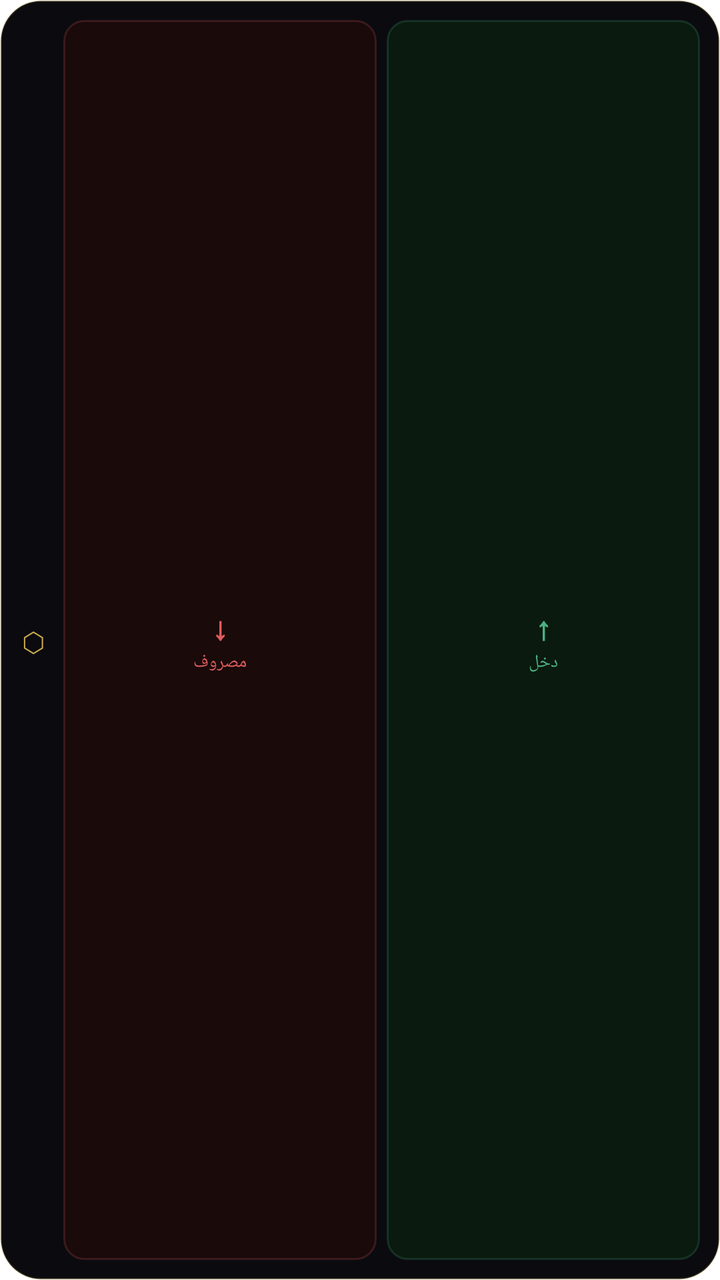
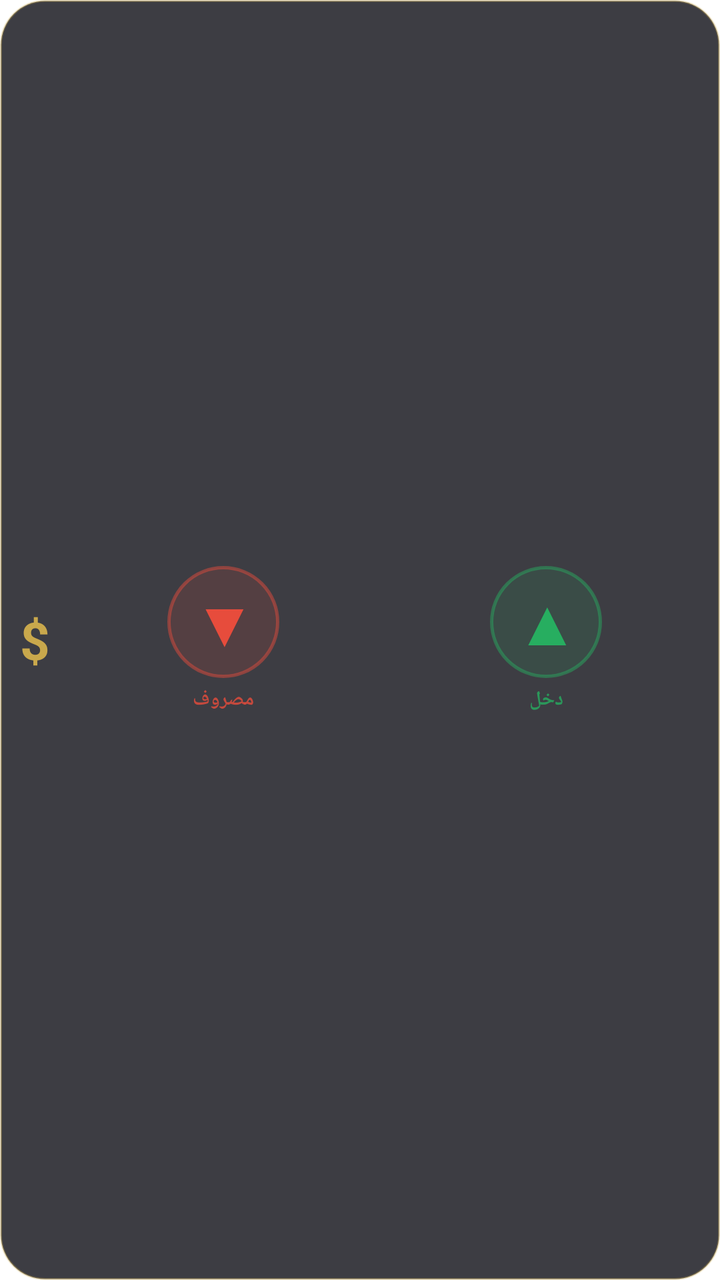

Before-and-after screenshots of an Android layout around one commit, followed by the original layout XML and the change that was made.
<!-- AndroidManifest.xml: application theme LaunchTheme -->
<!-- res/layout/widget_quick.xml -->
<?xml version="1.0" encoding="utf-8"?>
<LinearLayout xmlns:android="http://schemas.android.com/apk/res/android"
    android:layout_width="match_parent"
    android:layout_height="match_parent"
    android:orientation="horizontal"
    android:background="@drawable/widget_bg"
    android:padding="10dp"
    android:gravity="center_vertical">

    
    <TextView
        android:layout_width="wrap_content"
        android:layout_height="wrap_content"
        android:text="⬡"
        android:textColor="#C9A84C"
        android:textSize="18sp"
        android:layout_marginEnd="8dp"/>

    
    <LinearLayout
        android:id="@+id/btn_expense"
        android:layout_width="0dp"
        android:layout_height="match_parent"
        android:layout_weight="1"
        android:layout_marginEnd="5dp"
        android:orientation="vertical"
        android:background="@drawable/widget_btn_expense"
        android:gravity="center">
        <TextView
            android:layout_width="wrap_content"
            android:layout_height="wrap_content"
            android:text="↓"
            android:textColor="#E05C5C"
            android:textSize="16sp"
            android:textStyle="bold"/>
        <TextView
            android:layout_width="wrap_content"
            android:layout_height="wrap_content"
            android:text="مصروف"
            android:textColor="#E05C5C"
            android:textSize="9sp"/>
    </LinearLayout>

    
    <LinearLayout
        android:id="@+id/btn_income"
        android:layout_width="0dp"
        android:layout_height="match_parent"
        android:layout_weight="1"
        android:orientation="vertical"
        android:background="@drawable/widget_btn_income"
        android:gravity="center">
        <TextView
            android:layout_width="wrap_content"
            android:layout_height="wrap_content"
            android:text="↑"
            android:textColor="#4CAF82"
            android:textSize="16sp"
            android:textStyle="bold"/>
        <TextView
            android:layout_width="wrap_content"
            android:layout_height="wrap_content"
            android:text="دخل"
            android:textColor="#4CAF82"
            android:textSize="9sp"/>
    </LinearLayout>

</LinearLayout>
<!-- resources referenced by this layout -->
<resources>
  <!-- drawable widget_bg (drawable) -->
  <?xml version="1.0" encoding="utf-8"?>
  <shape xmlns:android="http://schemas.android.com/apk/res/android">
      <solid android:color="#0A0A0F"/>
      <corners android:radius="20dp"/>
      <stroke android:width="1dp" android:color="#2DC9A84C"/>
  </shape>
  <!-- drawable widget_btn_expense (drawable) -->
  <?xml version="1.0" encoding="utf-8"?>
  <shape xmlns:android="http://schemas.android.com/apk/res/android">
      <solid android:color="#1A0A0A"/>
      <corners android:radius="10dp"/>
      <stroke android:width="1dp" android:color="#33E05C5C"/>
  </shape>
  <!-- drawable widget_btn_income (drawable) -->
  <?xml version="1.0" encoding="utf-8"?>
  <shape xmlns:android="http://schemas.android.com/apk/res/android">
      <solid android:color="#0A1A0F"/>
      <corners android:radius="10dp"/>
      <stroke android:width="1dp" android:color="#334CAF82"/>
  </shape>
  <style name="LaunchTheme" parent="@android:style/Theme.Light.NoTitleBar">
          
          <item name="android:windowBackground">@drawable/launch_background</item>
      </style>
  <!-- drawable launch_background (drawable) -->
  <?xml version="1.0" encoding="utf-8"?>
  <layer-list xmlns:android="http://schemas.android.com/apk/res/android">
      <item android:drawable="@android:color/white" />
  
      
      
  </layer-list>
</resources>

<!-- the commit's change to res/layout/widget_quick.xml (unified diff, before → after) -->
@@ -1,5 +1,6 @@
 <?xml version="1.0" encoding="utf-8"?>
 <LinearLayout xmlns:android="http://schemas.android.com/apk/res/android"
+    android:id="@+id/widget_quick_root"
     android:layout_width="match_parent"
     android:layout_height="match_parent"
     android:orientation="horizontal"
@@ -8,13 +9,20 @@
     android:gravity="center_vertical">
 
     
-    <TextView
+    <LinearLayout
         android:layout_width="wrap_content"
-        android:layout_height="wrap_content"
-        android:text="⬡"
-        android:textColor="#C9A84C"
-        android:textSize="18sp"
-        android:layout_marginEnd="8dp"/>
+        android:layout_height="match_parent"
+        android:orientation="vertical"
+        android:gravity="center"
+        android:layout_marginEnd="10dp">
+        <TextView
+            android:layout_width="wrap_content"
+            android:layout_height="wrap_content"
+            android:text="$"
+            android:textColor="#C9A84C"
+            android:textSize="26sp"
+            android:textStyle="bold"/>
+    </LinearLayout>
 
     
     <LinearLayout
@@ -22,23 +30,27 @@
         android:layout_width="0dp"
         android:layout_height="match_parent"
         android:layout_weight="1"
-        android:layout_marginEnd="5dp"
+        android:layout_marginEnd="8dp"
         android:orientation="vertical"
-        android:background="@drawable/widget_btn_expense"
         android:gravity="center">
         <TextView
-            android:layout_width="wrap_content"
-            android:layout_height="wrap_content"
-            android:text="↓"
-            android:textColor="#E05C5C"
-            android:textSize="16sp"
-            android:textStyle="bold"/>
+            android:layout_width="56dp"
+            android:layout_height="56dp"
+            android:text="▼"
+            android:textColor="#E74C3C"
+            android:textSize="30sp"
+            android:textStyle="bold"
+            android:gravity="center"
+            android:background="@drawable/widget_btn_expense"/>
         <TextView
+            android:id="@+id/widget_expense_btn_label"
             android:layout_width="wrap_content"
             android:layout_height="wrap_content"
             android:text="مصروف"
-            android:textColor="#E05C5C"
-            android:textSize="9sp"/>
+            android:textColor="#CCE74C3C"
+            android:textSize="10sp"
+            android:textStyle="bold"
+            android:layout_marginTop="4dp"/>
     </LinearLayout>
 
     
@@ -48,21 +60,25 @@
         android:layout_height="match_parent"
         android:layout_weight="1"
         android:orientation="vertical"
-        android:background="@drawable/widget_btn_income"
         android:gravity="center">
         <TextView
-            android:layout_width="wrap_content"
-            android:layout_height="wrap_content"
-            android:text="↑"
-            android:textColor="#4CAF82"
-            android:textSize="16sp"
-            android:textStyle="bold"/>
+            android:layout_width="56dp"
+            android:layout_height="56dp"
+            android:text="▲"
+            android:textColor="#27AE60"
+            android:textSize="30sp"
+            android:textStyle="bold"
+            android:gravity="center"
+            android:background="@drawable/widget_btn_income"/>
         <TextView
+            android:id="@+id/widget_income_btn_label"
             android:layout_width="wrap_content"
             android:layout_height="wrap_content"
             android:text="دخل"
-            android:textColor="#4CAF82"
-            android:textSize="9sp"/>
+            android:textColor="#CC27AE60"
+            android:textSize="10sp"
+            android:textStyle="bold"
+            android:layout_marginTop="4dp"/>
     </LinearLayout>
 
 </LinearLayout>
<!-- resource entries referenced after the edit -->
@@ -3,23 +3,23 @@
   <!-- drawable widget_bg (drawable) -->
   <?xml version="1.0" encoding="utf-8"?>
   <shape xmlns:android="http://schemas.android.com/apk/res/android">
-      <solid android:color="#0A0A0F"/>
-      <corners android:radius="20dp"/>
-      <stroke android:width="1dp" android:color="#2DC9A84C"/>
+      <solid android:color="#CC0D0D14"/>
+      <corners android:radius="22dp"/>
+      <stroke android:width="1dp" android:color="#55C9A84C"/>
   </shape>
   <!-- drawable widget_btn_expense (drawable) -->
   <?xml version="1.0" encoding="utf-8"?>
-  <shape xmlns:android="http://schemas.android.com/apk/res/android">
-      <solid android:color="#1A0A0A"/>
-      <corners android:radius="10dp"/>
-      <stroke android:width="1dp" android:color="#33E05C5C"/>
+  <shape xmlns:android="http://schemas.android.com/apk/res/android"
+      android:shape="oval">
+      <solid android:color="#22E74C3C"/>
+      <stroke android:width="1.5dp" android:color="#77E74C3C"/>
   </shape>
   <!-- drawable widget_btn_income (drawable) -->
   <?xml version="1.0" encoding="utf-8"?>
-  <shape xmlns:android="http://schemas.android.com/apk/res/android">
-      <solid android:color="#0A1A0F"/>
-      <corners android:radius="10dp"/>
-      <stroke android:width="1dp" android:color="#334CAF82"/>
+  <shape xmlns:android="http://schemas.android.com/apk/res/android"
+      android:shape="oval">
+      <solid android:color="#2227AE60"/>
+      <stroke android:width="1.5dp" android:color="#7727AE60"/>
   </shape>
   <style name="LaunchTheme" parent="@android:style/Theme.Light.NoTitleBar">
           
